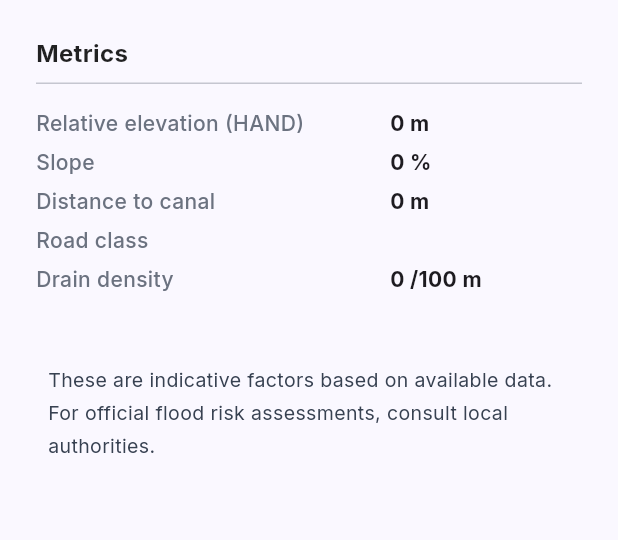
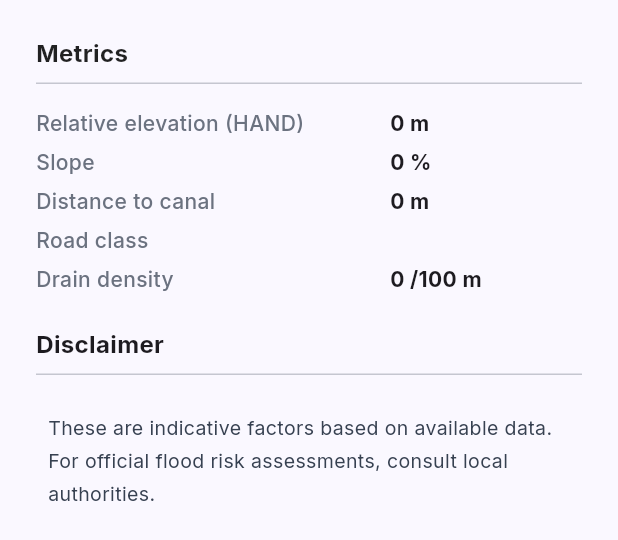
Before and after one commit to KubangPawis/project-sbafn, a Flutter app: the _ContextTab widget shown alone on an empty page, opened directly with empty values, on a phone screen of 412 x 824 dp. Shown: the top 540 px of the screen. Run offline on Flutter 3.47's test engine with Material 3 defaults, Android fonts, the phone set to English and light mode, and no system bars; our stand-ins replace csv, flutter_markdown, google_fonts; missing offline and left inert: maplibre_gl, pointer_interceptor.

Commit message:
feat(frontend): add dedicated disclaimer section in explainability drawer widget

```diff
--- a/sbafn_app/lib/story/story_map_page.dart
+++ b/sbafn_app/lib/story/story_map_page.dart
@@ -1164,7 +1164,14 @@ class _ContextTab extends StatelessWidget {
         _KVMetrics('Distance to canal', '${props['dist_canal_m'] ?? '—'} m'),
         _KVMetrics('Road class', '${props['road_class'] ?? '—'}'),
         _KVMetrics('Drain density', '${props['drain_density'] ?? '—'} /100 m'),
-        const SizedBox(height: 32),
+        const SizedBox(height: 16),
+        Text(
+          'Disclaimer',
+          style: GoogleFonts.inter(fontSize: 16, fontWeight: FontWeight.w700),
+        ),
+        const SizedBox(height: 8),
+        const Divider(height: 1),
+        const SizedBox(height: 16),
         _InfoCard(
           child: Text(
             'These are indicative factors based on available data. For official '
```
